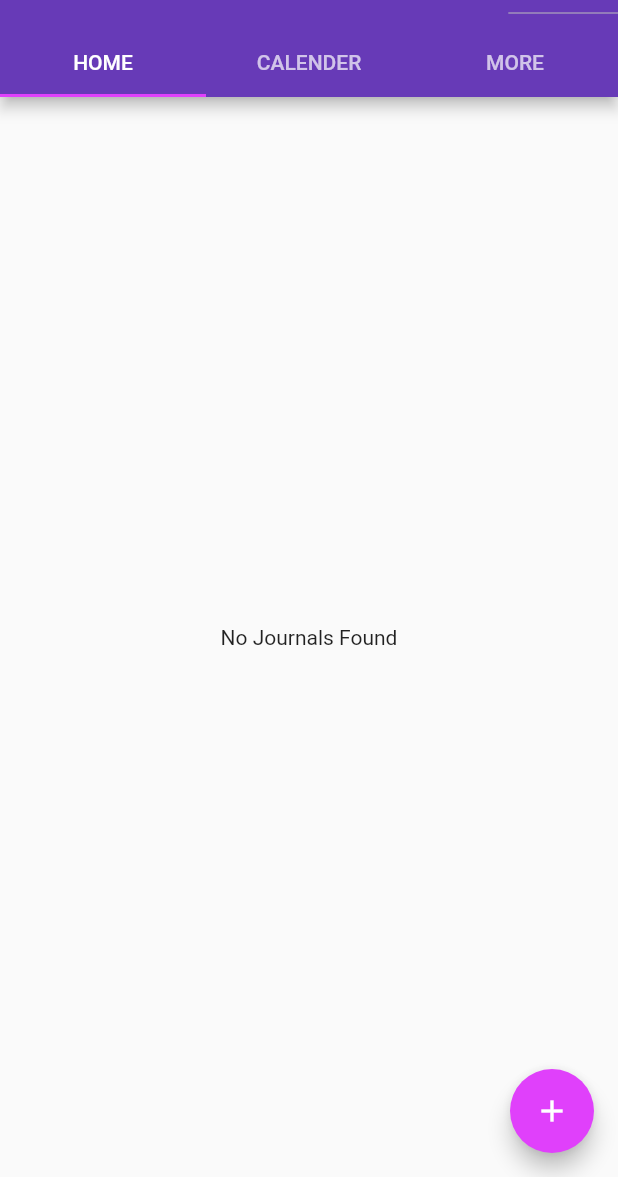
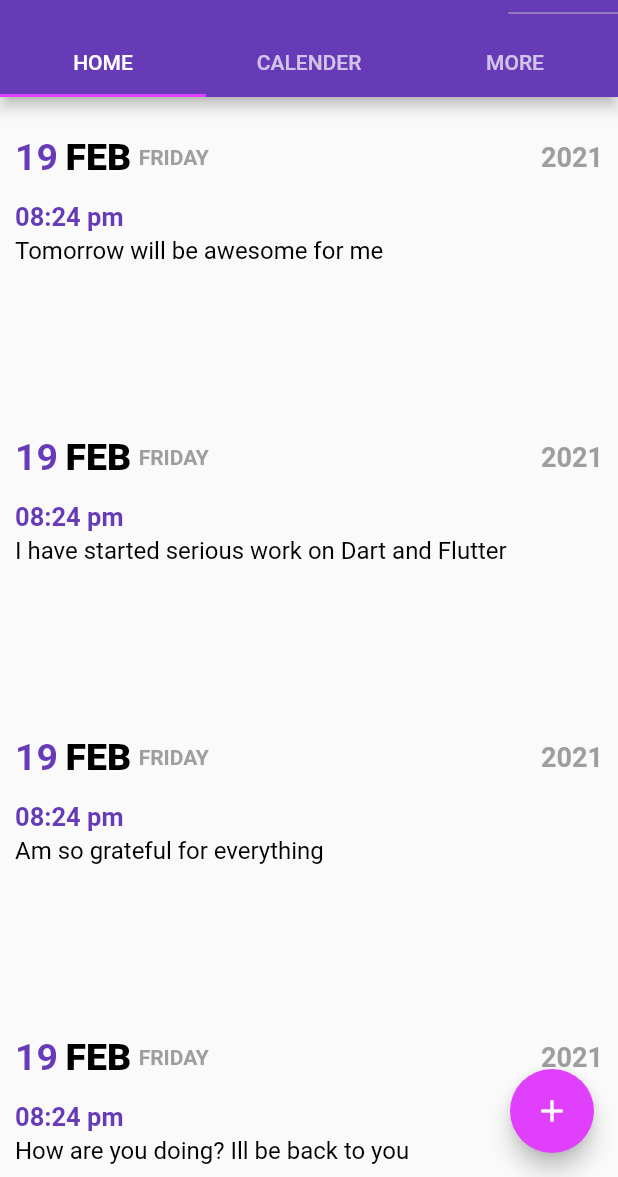
Before and after one commit to wizardoma/myjourn, a Flutter app: the screen it shows after launch, on a phone screen of 412 x 824 dp, the part 59-1236 px from its top. Run offline on Flutter 3.47's test engine with Material 2 defaults, Android fonts, the phone set to English and light mode, and no system bars.

Commit message:
feat: setup HomePage Ui

```diff
--- a/lib/models/journal.dart
+++ b/lib/models/journal.dart
@@ -6,6 +6,8 @@ class Journal {
   Journal(this._id, this._body, this._time);
 
   String get id => _id;
+
+  String get body => _body;
 
   set id(String value) {
     _id = value;
--- a/lib/providers/journal_provider.dart
+++ b/lib/providers/journal_provider.dart
@@ -32,6 +32,10 @@ class JournalProvider with ChangeNotifier {
     return [..._journals];
   }
 
+  get size {
+    return _journals.length;
+  }
+
   void addJournal(Journal journal) {
     this._journals.add(journal);
   }
@@ -47,6 +51,5 @@ class JournalProvider with ChangeNotifier {
     }
 
     journal.body = body;
-    addJournal(journal);
   }
 }
--- a/lib/screens/home/journal_list.dart
+++ b/lib/screens/home/journal_list.dart
@@ -1,16 +1,106 @@
 import 'package:flutter/material.dart';
+import 'package:flutterfrontend/providers/journal_provider.dart';
+import 'package:provider/provider.dart';
 
 class JournalList extends StatelessWidget {
   @override
   Widget build(BuildContext context) {
+    final journals = Provider.of<JournalProvider>(context);
     return Scaffold(
       floatingActionButton: FloatingActionButton(
         onPressed: () {},
         child: Icon(Icons.add),
       ),
-      body: Center(
-        child: Text("No Journals Found"),
-      ),
+      body: journals.size == 0
+          ? Center(
+              child: Text("No Journals"),
+            )
+          : ListView.builder(
+              itemCount: journals.size,
+              itemBuilder: (context, index) => Container(
+                    height: 200,
+                    padding: EdgeInsets.only(
+                        top: 10, left: 10, right: 10, bottom: 10),
+                    width: double.infinity,
+                    child: Column(
+                      crossAxisAlignment: CrossAxisAlignment.start,
+                      children: [
+                        Container(
+                          height: 60,
+                          child: Row(
+                            mainAxisAlignment: MainAxisAlignment.spaceBetween,
+                            children: [
+                              Row(
+                                children: [
+                                  Text(
+                                    "19",
+                                    style: Theme.of(context)
+                                        .textTheme
+                                        .headline3
+                                        .copyWith(fontSize: 25),
+                                  ),
+                                  SizedBox(
+                                    width: 5,
+                                  ),
+                                  Text(
+                                    "FEB",
+                                    style: Theme.of(context)
+                                        .textTheme
+                                        .headline1
+                                        .copyWith(
+                                            fontSize: 25,
+                                            fontWeight: FontWeight.w800),
+                                  ),
+                                  SizedBox(
+                                    width: 5,
+                                  ),
+                                  Text(
+                                    "FRIDAY",
+                                    style: Theme.of(context)
+                                        .textTheme
+                                        .headline2
+                                        .copyWith(
+                                            fontSize: 14,
+                                            fontWeight: FontWeight.w600),
+                                  ),
+                                ],
+                              ),
+                              Text(
+                                "2021",
+                                style: Theme.of(context)
+                                    .textTheme
+                                    .headline2
+                                    .copyWith(
+                                        fontSize: 18,
+                                        fontWeight: FontWeight.w600),
+                              )
+                            ],
+                          ),
+                        ),
+                        Container(
+                          height: 120,
+                          child: Column(
+                            crossAxisAlignment: CrossAxisAlignment.start,
+                            children: [
+                              Text(
+                                "08:24 pm",
+                                style: Theme.of(context).textTheme.headline3,
+                              ),
+                              SizedBox(
+                                height: 3,
+                              ),
+                              Text(
+                                journals.journals[index].body,
+                                style: Theme.of(context).textTheme.headline1.copyWith(
+                                  fontWeight: FontWeight.w400
+                                ),
+                              )
+                            ],
+                          ),
+                        ),
+                      ],
+                    ),
+                  )),
     );
   }
 }
--- a/lib/themes.dart
+++ b/lib/themes.dart
@@ -14,7 +14,9 @@ var theme = ThemeData(
     ),
     // For textStyles that emulates the primarySwatch Color
     headline3: TextStyle(
-      color: Colors.purple
+      color: Colors.deepPurple,
+      fontSize: 17,
+      fontWeight: FontWeight.bold
     ),
     headline4: TextStyle(
       color: Colors.white,
```
